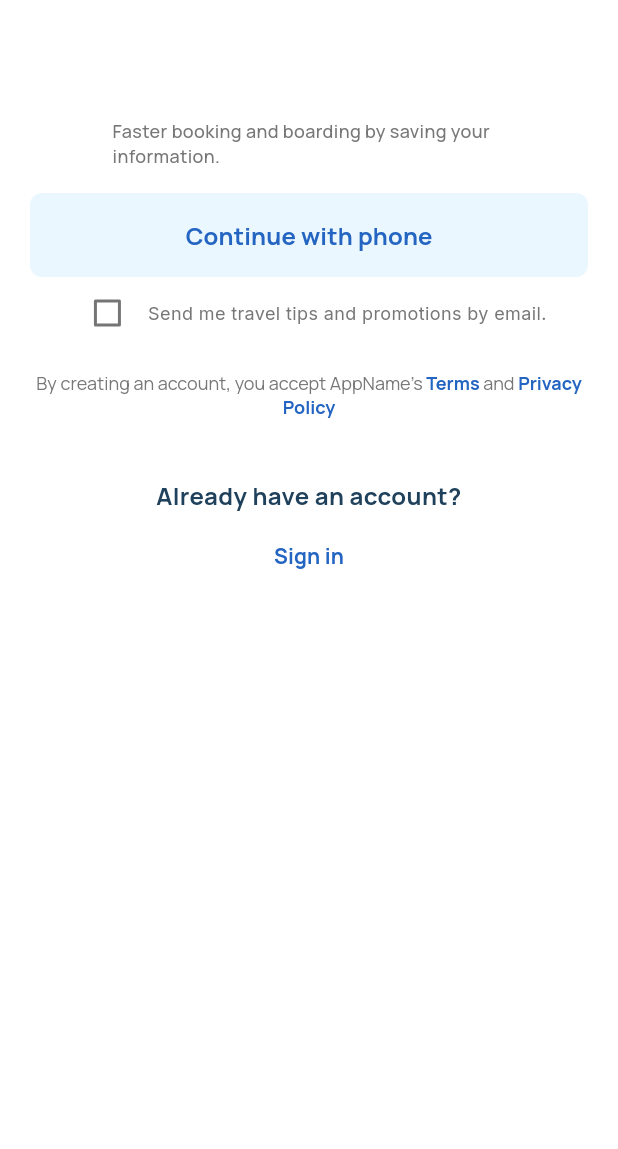
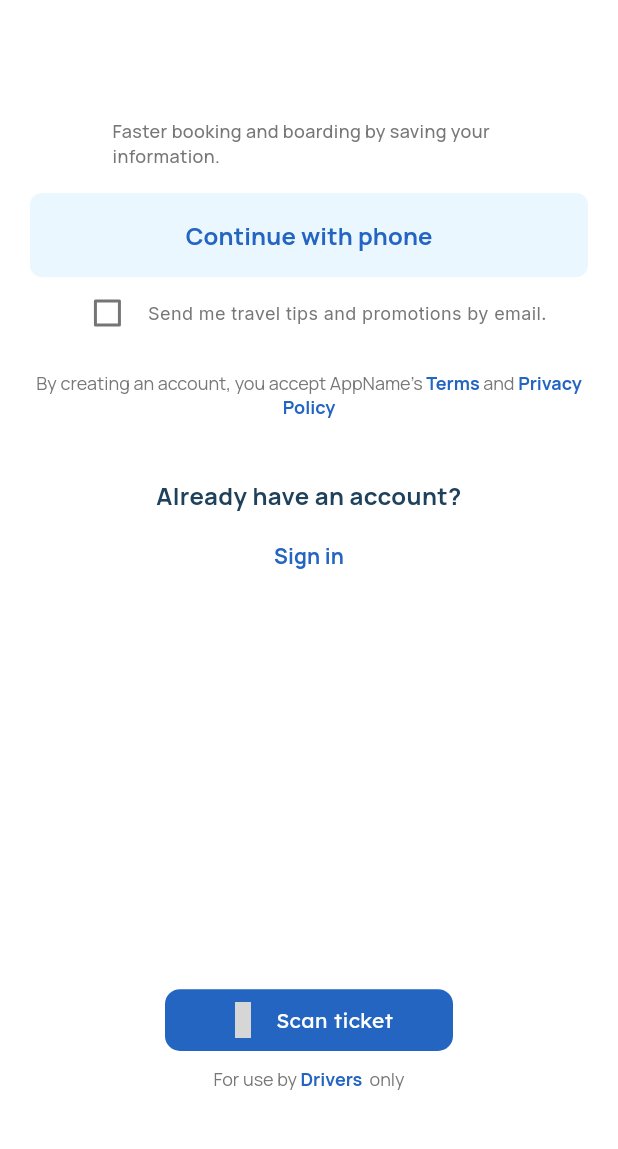
Before and after one commit to Darkeh1807/mobile, a Flutter app: the screen it shows after launch, on a phone screen of 412 x 824 dp, the part 56-1205 px from its top. Run offline on Flutter 3.47's test engine with Material 3 defaults, Android fonts, the phone set to English and light mode, and no system bars; our stand-ins replace bot_toast, dio, dotted_line, email_validator, file_picker, flutter_screenutil and 9 more; missing offline and left inert: flag, http_interceptor, mobile_scanner; accounts and stored records are empty; grey boxes are pictures that could not be loaded.

Commit message:
drivers  ticket scan implementation started

```diff
--- a/lib/screens/auth/signup_screen.dart
+++ b/lib/screens/auth/signup_screen.dart
@@ -4,10 +4,12 @@ import 'package:bus_booking/route_transitions/route_transition_fade.dart';
 import 'package:bus_booking/route_transitions/route_transition_slide_left.dart';
 import 'package:bus_booking/screens/auth/create_account_screen.dart';
 import 'package:bus_booking/screens/auth/login_screen.dart';
+import 'package:bus_booking/screens/driver/ticket/scan_ticket_qr.dart';
 import 'package:bus_booking/utils/ui.dart';
 import 'package:bus_booking/widgets/base/custom_button.dart';
 import 'package:flutter/material.dart';
 import 'package:google_fonts/google_fonts.dart';
+import 'package:iconsax/iconsax.dart';
 
 class SignUpScreen extends StatefulWidget {
   const SignUpScreen({super.key});
@@ -232,8 +234,7 @@ class _SignUpScreenState extends State<SignUpScreen> {
               addVerticalSpace(5),
               TextButton(
                 onPressed: () {
-                  nextScreen(
-                      context, FadeRoute(page: const LoginScreen()));
+                  nextScreen(context, FadeRoute(page: const LoginScreen()));
                 },
                 child: Text(
                   "Sign in",
@@ -244,6 +245,47 @@ class _SignUpScreenState extends State<SignUpScreen> {
                       fontWeight: FontWeight.w700),
                 ),
               ),
+              Expanded(child: Container()),
+              Column(
+                children: [
+                  const Padding(
+                    padding: EdgeInsets.only(
+                      left: 90,
+                      right: 90,
+                    ),
+                    child: ScanQrCodeBtn(),
+                  ),
+                  addVerticalSpace(10),
+                  RichText(
+                    textAlign: TextAlign.center,
+                    text: TextSpan(
+                        text: "For use by",
+                        style: GoogleFonts.manrope(
+                          fontSize: 12,
+                          fontWeight: FontWeight.w400,
+                          color: Palette.greyText,
+                        ),
+                        children: <TextSpan>[
+                          TextSpan(
+                            text: " Drivers ",
+                            style: GoogleFonts.manrope(
+                              fontSize: 12,
+                              fontWeight: FontWeight.w700,
+                              color: Palette.primaryColor,
+                            ),
+                          ),
+                          TextSpan(
+                            text: " only ",
+                            style: GoogleFonts.manrope(
+                              fontSize: 12,
+                              fontWeight: FontWeight.w400,
+                              color: Palette.greyText,
+                            ),
+                          ),
+                        ]),
+                  ),
+                ],
+              )
             ],
           ),
         ),
@@ -251,3 +293,39 @@ class _SignUpScreenState extends State<SignUpScreen> {
     );
   }
 }
+
+class ScanQrCodeBtn extends StatelessWidget {
+  const ScanQrCodeBtn({super.key});
+
+  @override
+  Widget build(BuildContext context) {
+    return InkWell(
+      onTap: () {
+        nextScreen(context, SlideLeftRoute(page: const ScanQrScreen()));
+      },
+      child: Container(
+        height: MediaQuery.of(context).size.height * 0.05,
+        decoration: BoxDecoration(
+            color: Palette.primaryColor,
+            borderRadius: BorderRadius.circular(10)),
+        child: Row(
+          mainAxisAlignment: MainAxisAlignment.center,
+          crossAxisAlignment: CrossAxisAlignment.center,
+          children: [
+            const Icon(
+              Iconsax.scan_barcode,
+              color: Colors.white,
+            ),
+            addHorizontalSpace(10),
+            Text(
+              "Scan ticket",
+              style: GoogleFonts.lexend(
+                color: Colors.white,
+              ),
+            )
+          ],
+        ),
+      ),
+    );
+  }
+}
--- a/lib/screens/booking/select_trip_proceed_screen.dart
+++ b/lib/screens/booking/select_trip_proceed_screen.dart
@@ -1,7 +1,5 @@
 import 'package:bus_booking/config/theme/palette.dart';
 import 'package:bus_booking/models/trip_model.dart';
-import 'package:bus_booking/provider/destination_provider.dart';
-import 'package:bus_booking/provider/origin_provider.dart';
 import 'package:bus_booking/screens/booking/booking_details_cofirm_screen.dart';
 import 'package:bus_booking/utils/ui.dart';
 import 'package:bus_booking/widgets/base/custom_primary_button.dart';
@@ -9,7 +7,6 @@ import 'package:flutter/material.dart';
 import 'package:flutter_svg/flutter_svg.dart';
 import 'package:google_fonts/google_fonts.dart';
 import 'package:material_design_icons_flutter/material_design_icons_flutter.dart';
-import 'package:provider/provider.dart';
 
 class SelectedScreenProceedScreen extends StatelessWidget {
   const SelectedScreenProceedScreen({super.key, required this.trip});
--- a/pubspec.yaml
+++ b/pubspec.yaml
@@ -57,6 +57,7 @@ dependencies:
   webview_flutter: ^4.4.4
   flutter_screenutil: ^5.9.0
   http_interceptor: ^2.0.0-beta.8
+  mobile_scanner: ^4.0.0
 
 dev_dependencies:
   flutter_test:
```
Also changed, not shown: lib/screens/driver/ticket/driver_get_ticket.dart (added, +486 -0 lines), lib/screens/driver/ticket/scan_ticket_qr.dart (added, +49 -0 lines), lib/screens/auth/create_account_screen.dart (line endings or trailing spaces), pubspec.lock, 2 other files.
